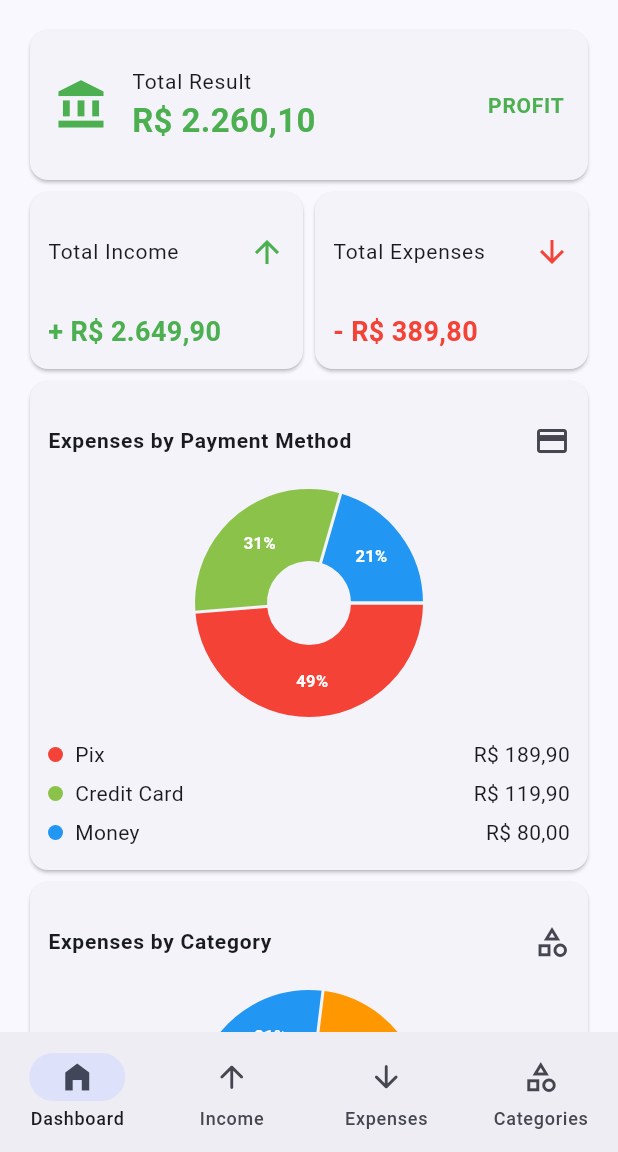
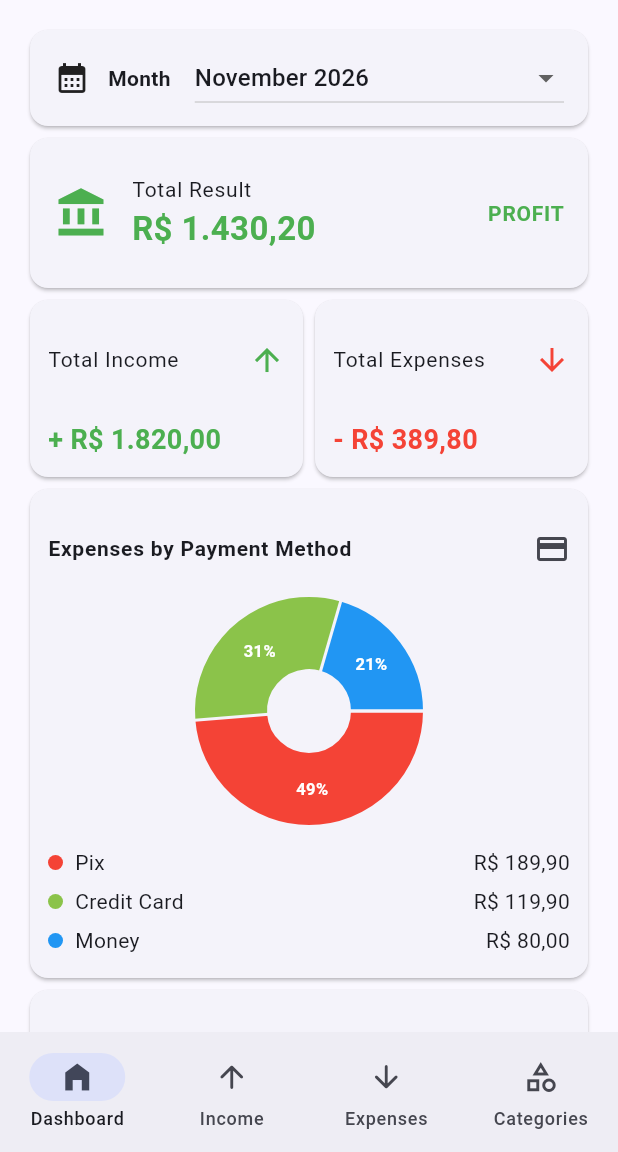
Before and after one commit to Guviega/fintracker, a Flutter app: the screen it shows after launch, on a phone screen of 412 x 824 dp, the part 84-1236 px from its top. Run offline on Flutter 3.47's test engine with Material 3 defaults, Android fonts, the phone set to English and light mode, and no system bars; drawn by our look-alikes of fl_chart.

Commit message:
add data filtering by month

```diff
--- a/lib/imdb.dart
+++ b/lib/imdb.dart
@@ -75,4 +75,77 @@ class Imdb {
   static double getTotalResult() {
     return getTotalIncome() - getTotalExpenses();
   }
+
+  static List<DateTime> getAvailableMonths() {
+    final months = <String, DateTime>{};
+    void addMonth(DateTime date) {
+      final month = DateTime(date.year, date.month);
+      months['${month.year}-${month.month}'] = month;
+    }
+
+    addMonth(DateTime.now());
+    for (final income in incomeList) {
+      addMonth(income.date);
+    }
+    for (final expense in expensesList) {
+      addMonth(expense.date);
+    }
+
+    return months.values.toList()
+      ..sort((a, b) => b.compareTo(a));
+  }
+
+  static List<Expense> filterExpensesbyMonth(DateTime month) {
+    return expensesList
+        .where((expense) =>
+            expense.date.year == month.year && expense.date.month == month.month)
+        .toList();
+  }
+
+  static List<Income> filterIncomebyMonth(DateTime month) {
+    return incomeList
+        .where((income) =>
+            income.date.year == month.year && income.date.month == month.month)
+        .toList();
+  }
+
+  static double getTotalExpensesbyMonth(DateTime month) {
+    return filterExpensesbyMonth(month)
+        .fold(0.0, (total, expense) => total + expense.value);
+  }
+
+  static double getTotalIncomebyMonth(DateTime month) {
+    return filterIncomebyMonth(month)
+        .fold(0.0, (total, income) => total + income.value);
+  }
+
+  static double getTotalResultbyMonth(DateTime month) {
+    return getTotalIncomebyMonth(month) - getTotalExpensesbyMonth(month);
+  }
+
+  static Map<PaymentMethod, double> getExpenseTotalsByPaymentMethod(
+    DateTime month,
+  ) {
+    final totals = <PaymentMethod, double>{};
+    for (final expense in filterExpensesbyMonth(month)) {
+      totals.update(
+        expense.paymentMethod,
+        (total) => total + expense.value,
+        ifAbsent: () => expense.value,
+      );
+    }
+    return totals;
+  }
+
+  static Map<String, double> getExpenseTotalsByCategory(DateTime month) {
+    final totals = <String, double>{};
+    for (final expense in filterExpensesbyMonth(month)) {
+      totals.update(
+        expense.category.name,
+        (total) => total + expense.value,
+        ifAbsent: () => expense.value,
+      );
+    }
+    return totals;
+  }
 }
--- a/lib/view/dashboard.dart
+++ b/lib/view/dashboard.dart
@@ -1,7 +1,7 @@
 import 'package:fintracker/imdb.dart';
-import 'package:fintracker/model/payment_method.dart';
 import 'package:fl_chart/fl_chart.dart';
 import 'package:flutter/material.dart';
+import 'package:intl/intl.dart';
 
 class Dashboard extends StatefulWidget {
   const Dashboard({
@@ -20,6 +20,8 @@ class Dashboard extends StatefulWidget {
 }
 
 class DashboardState extends State<Dashboard> {
+  late DateTime _selectedMonth;
+
   static const _chartColors = <Color>[
     Colors.red,
     Colors.lightGreen,
@@ -35,8 +37,15 @@ class DashboardState extends State<Dashboard> {
     Colors.greenAccent
   ];
 
+  @override
+  void initState() {
+    super.initState();
+    final now = DateTime.now();
+    _selectedMonth = DateTime(now.year, now.month);
+  }
+
   bool isOnProfit() {
-    return Imdb.getTotalResult() >= 0;
+    return Imdb.getTotalResultbyMonth(_selectedMonth) >= 0;
   }
 
   String _formatCurrency(double value) {
@@ -49,15 +58,7 @@ class DashboardState extends State<Dashboard> {
   }
 
   List<MapEntry<String, double>> _expenseTotalsByPaymentMethod() {
-    final totalsByMethod = <PaymentMethod, double>{};
-    for (final expense in Imdb.expensesList) {
-      totalsByMethod.update(
-        expense.paymentMethod,
-        (total) => total + expense.value,
-        ifAbsent: () => expense.value,
-      );
-    }
-    final totals = totalsByMethod.entries
+    final totals = Imdb.getExpenseTotalsByPaymentMethod(_selectedMonth).entries
         .map((entry) => MapEntry(entry.key.name, entry.value))
         .toList();
     totals.sort((a, b) => b.value.compareTo(a.value));
@@ -65,25 +66,9 @@ class DashboardState extends State<Dashboard> {
   }
 
   List<MapEntry<String, double>> _expenseTotalsByCategory() {
-    final totalsByCategory = <String, double>{};
-    for (final expense in Imdb.expensesList) {
-      totalsByCategory.update(
-        expense.category.name,
-        (total) => total + expense.value,
-        ifAbsent: () => expense.value,
-      );
-    }
-    final totals = totalsByCategory.entries.toList();
+    final totals = Imdb.getExpenseTotalsByCategory(_selectedMonth).entries.toList();
     totals.sort((a, b) => b.value.compareTo(a.value));
     return totals;
-  }
-
-  double _sumTotals(List<MapEntry<String, double>> totals) {
-    var sum = 0.0;
-    for (final entry in totals) {
-      sum += entry.value;
-    }
-    return sum;
   }
 
   List<PieChartSectionData> _buildChartSections(
@@ -144,7 +129,7 @@ class DashboardState extends State<Dashboard> {
     required IconData icon,
     required List<MapEntry<String, double>> totals,
   }) {
-    final grandTotal = _sumTotals(totals);
+    final grandTotal = Imdb.getTotalExpensesbyMonth(_selectedMonth);
 
     return Card(
       elevation: 1,
@@ -185,11 +170,44 @@ class DashboardState extends State<Dashboard> {
 
   @override
   Widget build(BuildContext context) {
+    final availableMonths = Imdb.getAvailableMonths();
+
     return SingleChildScrollView(
       padding: const EdgeInsets.all(16.0),
       child: Column(
         crossAxisAlignment: CrossAxisAlignment.start,
         children: [
+          Card(
+            elevation: 1,
+            child: Padding(
+              padding: const EdgeInsets.symmetric(horizontal: 16, vertical: 8),
+              child: Row(
+                children: [
+                  const Icon(Icons.calendar_month),
+                  const SizedBox(width: 12),
+                  const Text('Month', style: TextStyle(fontWeight: FontWeight.bold)),
+                  const SizedBox(width: 16),
+                  Expanded(
+                    child: DropdownButton<DateTime>(
+                      isExpanded: true,
+                      value: _selectedMonth,
+                      items: [
+                        for (final month in availableMonths)
+                          DropdownMenuItem(
+                            value: month,
+                            child: Text(DateFormat.yMMMM().format(month)),
+                          ),
+                      ],
+                      onChanged: (month) {
+                        if (month == null) return;
+                        setState(() => _selectedMonth = month);
+                      },
+                    ),
+                  ),
+                ],
+              ),
+            ),
+          ),
           Card(
             elevation: 1,
             child: ListTile(
@@ -201,7 +219,7 @@ class DashboardState extends State<Dashboard> {
               ),
               title: const Text("Total Result", style: TextStyle(fontSize: 14)),
               subtitle: Text(
-                _formatCurrency(Imdb.getTotalResult()),
+                _formatCurrency(Imdb.getTotalResultbyMonth(_selectedMonth)),
                 style: TextStyle(
                   color: isOnProfit() ? Colors.green : Colors.red,
                   fontWeight: .bold,
@@ -209,7 +227,7 @@ class DashboardState extends State<Dashboard> {
                 ),
               ),
               trailing: Text(
-                Imdb.getTotalResult() == 0
+                Imdb.getTotalResultbyMonth(_selectedMonth) == 0
                     ? ''
                     : isOnProfit()
                     ? 'PROFIT'
@@ -247,7 +265,7 @@ class DashboardState extends State<Dashboard> {
                           children: [
                             SizedBox(width: 12),
                             Text(
-                              '+ ${_formatCurrency(Imdb.getTotalIncome())}',
+                              '+ ${_formatCurrency(Imdb.getTotalIncomebyMonth(_selectedMonth))}',
                               style: TextStyle(
                                 color: Colors.green,
                                 fontWeight: .bold,
@@ -285,7 +303,7 @@ class DashboardState extends State<Dashboard> {
                           children: [
                             const SizedBox(width: 12),
                             Text(
-                              "- ${_formatCurrency(Imdb.getTotalExpenses())}",
+                              "- ${_formatCurrency(Imdb.getTotalExpensesbyMonth(_selectedMonth))}",
                               style: const TextStyle(
                                 color: Colors.red,
                                 fontWeight: FontWeight.bold,
```
